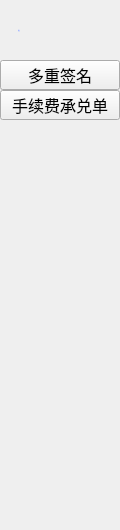
Before: the Qt Designer form LNKWallet/functionBar/FunctionAdvanceWidget.ui in HcashOrg/hx-indicator, drawn with Qt 5.
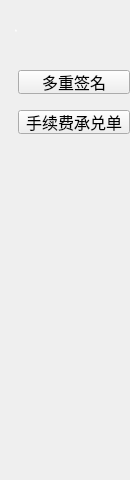
After: the same form once the commit is applied.

What changed in the file:
```diff
--- a/LNKWallet/functionBar/FunctionAdvanceWidget.ui
+++ b/LNKWallet/functionBar/FunctionAdvanceWidget.ui
@@ -6,8 +6,8 @@
    <rect>
     <x>0</x>
     <y>0</y>
-    <width>120</width>
-    <height>530</height>
+    <width>130</width>
+    <height>480</height>
    </rect>
   </property>
   <property name="font">
@@ -29,17 +29,17 @@
    </property>
    <property name="font">
     <font>
-     <family>Microsoft YaHei UI Light</family>
+     <family>微软雅黑</family>
      <pointsize>-1</pointsize>
-     <weight>50</weight>
+     <weight>75</weight>
      <italic>false</italic>
-     <bold>false</bold>
+     <bold>true</bold>
     </font>
    </property>
    <property name="styleSheet">
-    <string notr="true">color: #A6B9FF;
-font: 16px &quot;Microsoft YaHei UI Light&quot;;
-padding-left: 18px;</string>
+    <string notr="true">color: white;
+font: bold 14px &quot;微软雅黑&quot;;
+padding-left: 15px;</string>
    </property>
    <property name="text">
     <string>高级</string>
@@ -48,19 +48,19 @@
     <set>Qt::AlignLeading|Qt::AlignLeft|Qt::AlignVCenter</set>
    </property>
   </widget>
-  <widget class="QToolButton" name="toolButton_multiSig">
+  <widget class="QPushButton" name="pushButton_multiSig">
    <property name="geometry">
     <rect>
-     <x>0</x>
-     <y>60</y>
-     <width>120</width>
-     <height>30</height>
+     <x>18</x>
+     <y>70</y>
+     <width>112</width>
+     <height>24</height>
     </rect>
    </property>
    <property name="minimumSize">
     <size>
-     <width>120</width>
-     <height>30</height>
+     <width>112</width>
+     <height>24</height>
     </size>
    </property>
    <property name="maximumSize">
@@ -73,19 +73,19 @@
     <string>多重签名</string>
    </property>
   </widget>
-  <widget class="QToolButton" name="toolButton_poundage">
+  <widget class="QPushButton" name="pushButton_poundage">
    <property name="geometry">
     <rect>
-     <x>0</x>
-     <y>90</y>
-     <width>120</width>
-     <height>30</height>
+     <x>18</x>
+     <y>110</y>
+     <width>112</width>
+     <height>24</height>
     </rect>
    </property>
    <property name="minimumSize">
     <size>
-     <width>120</width>
-     <height>30</height>
+     <width>112</width>
+     <height>24</height>
     </size>
    </property>
    <property name="maximumSize">
```
